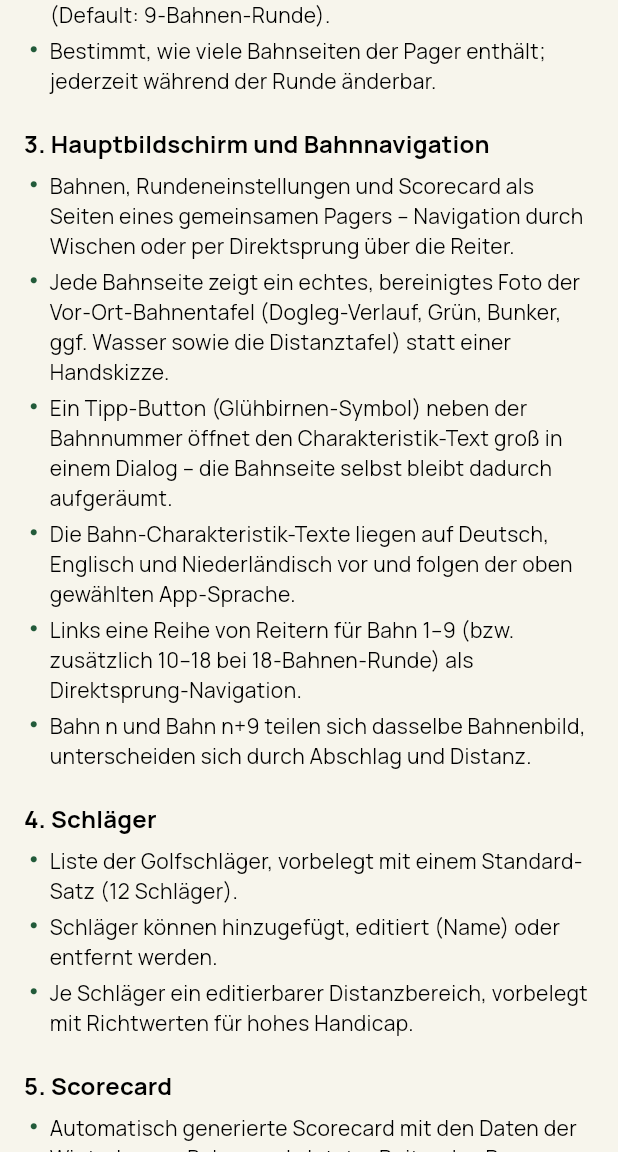
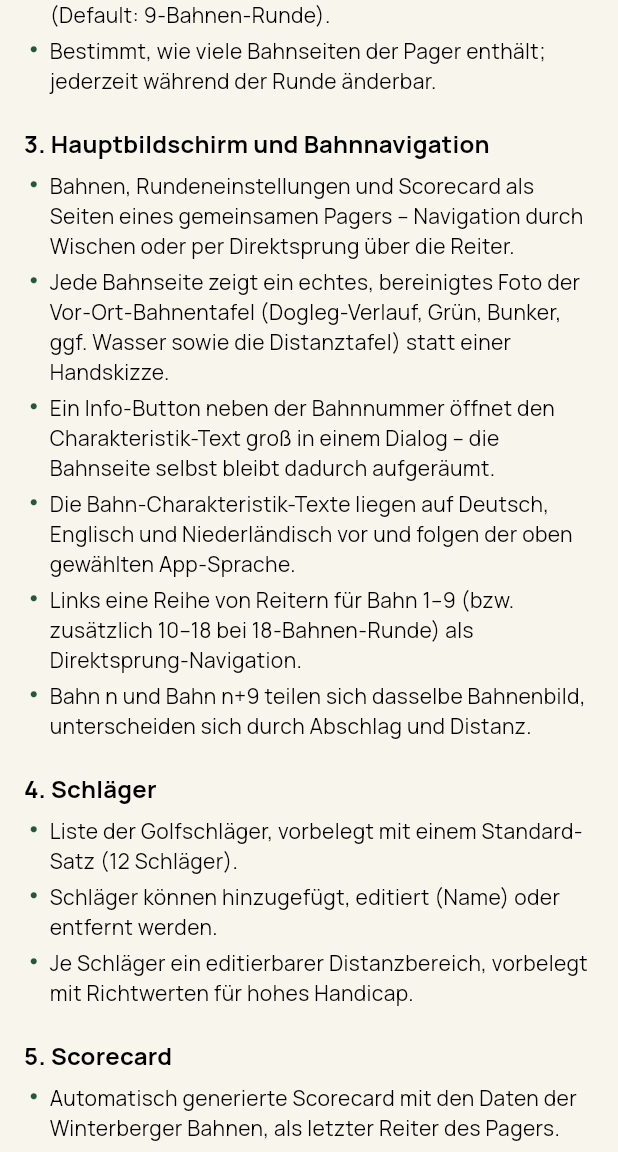
Before and after one commit to carstenroesner/gc-winterberg-birdie-book, a Flutter app: the FeatureOverviewScreen screen opened directly, scrolled down 576 dp, on a phone screen of 412 x 824 dp, the part 84-1236 px from its top. Run offline on Flutter 3.47's test engine with Material 3 defaults, Android fonts, the phone set to English and light mode, and no system bars; our stand-ins replace flutter_slidable, path_drawing, pdf, printing, shared_preferences; accounts and stored records are empty.

Commit message:
Info-Icon statt Glühbirne, weitere Bahnenbilder-Reste bereinigt
Nutzer-Feedback: Das Glühbirnen-Symbol für den Charakteristik-Text-
Button (seit 18.09.2026) wirkte optisch nicht gut. Icons.info_outline
wiederhergestellt, i18n-Text "holeInfo" auf den ursprünglichen
Wortlaut zurückgesetzt, Funktionsumfang-Text und Test angepasst.

Zusätzlich alle 9 Bahnenbilder erneut auf Original-Fototext geprüft
(Nutzerwunsch). Gefunden und bereinigt: ein lesbares "CLUBHAUS"-
Wegweiser-Label auf Bahn 1 (sauber mit App-Schrift neu gesetzt, wie
schon die Grüntiefe-Angaben) sowie ein zweites, unlesbares rotiertes
Textelement auf Bahn 9 (auf Nutzerentscheidung wegretuschiert, da
trotz mehrfacher Vergrößerung/Kontrastanpassung nicht sicher zu
entziffern). Die übrigen 7 Bilder wurden einzeln gegengeprüft, keine
weiteren Funde.

Co-Authored-By: Claude Sonnet 5 <noreply@anthropic.com>
Claude-Session: https://claude.ai/code/session_01Un7GgHuCtpYcXc16tUZcef

```diff
--- a/lib/content/feature_overview_content.dart
+++ b/lib/content/feature_overview_content.dart
@@ -43,7 +43,7 @@ const List<FeatureSection> featureOverviewSections = [
     points: [
       'Bahnen, Rundeneinstellungen und Scorecard als Seiten eines gemeinsamen Pagers – Navigation durch Wischen oder per Direktsprung über die Reiter.',
       'Jede Bahnseite zeigt ein echtes, bereinigtes Foto der Vor-Ort-Bahnentafel (Dogleg-Verlauf, Grün, Bunker, ggf. Wasser sowie die Distanztafel) statt einer Handskizze.',
-      'Ein Tipp-Button (Glühbirnen-Symbol) neben der Bahnnummer öffnet den Charakteristik-Text groß in einem Dialog – die Bahnseite selbst bleibt dadurch aufgeräumt.',
+      'Ein Info-Button neben der Bahnnummer öffnet den Charakteristik-Text groß in einem Dialog – die Bahnseite selbst bleibt dadurch aufgeräumt.',
       'Die Bahn-Charakteristik-Texte liegen auf Deutsch, Englisch und Niederländisch vor und folgen der oben gewählten App-Sprache.',
       'Links eine Reihe von Reitern für Bahn 1–9 (bzw. zusätzlich 10–18 bei 18-Bahnen-Runde) als Direktsprung-Navigation.',
       'Bahn n und Bahn n+9 teilen sich dasselbe Bahnenbild, unterscheiden sich durch Abschlag und Distanz.',
--- a/lib/services/locale_service.dart
+++ b/lib/services/locale_service.dart
@@ -82,7 +82,7 @@ const Map<String, Map<String, String>> _i18n = {
     'featureOverviewTitle': 'Funktionsumfang',
     'knownLimitations': 'Bekannte Einschränkungen',
     'close': 'Schließen',
-    'holeInfo': 'Spieltipp anzeigen',
+    'holeInfo': 'Charakteristik anzeigen',
     'yourName': 'Dein Name',
     'yourNameHint': 'Einmal eingeben – wird dir künftig vorgeschlagen',
     'weatherClear': 'Sonnig',
@@ -167,7 +167,7 @@ const Map<String, Map<String, String>> _i18n = {
     'featureOverviewTitle': 'Feature overview',
     'knownLimitations': 'Known limitations',
     'close': 'Close',
-    'holeInfo': 'Show playing tip',
+    'holeInfo': 'Show characteristics',
     'yourName': 'Your name',
     'yourNameHint': "Enter once – you'll see it prefilled next time",
     'weatherClear': 'Sunny',
@@ -251,7 +251,7 @@ const Map<String, Map<String, String>> _i18n = {
     'featureOverviewTitle': 'Functieoverzicht',
     'knownLimitations': 'Bekende beperkingen',
     'close': 'Sluiten',
-    'holeInfo': 'Speeltip tonen',
+    'holeInfo': 'Kenmerken tonen',
     'yourName': 'Jouw naam',
     'yourNameHint': 'Eén keer invoeren – wordt voortaan automatisch ingevuld',
     'weatherClear': 'Zonnig',
--- a/lib/widgets/hole_page.dart
+++ b/lib/widgets/hole_page.dart
@@ -1,13 +1,14 @@
 // Einzelne Loch-Seite im Pager: Lochnummer, Par/HCP, echtes Bahnenfoto
 // (bereinigt/hochskaliert, siehe PFLICHTENHEFT.md Abschnitt 15),
-// Herren-/Damen-Distanz-Chips sowie ein Tipp-Button (Glühbirnen-Symbol,
-// seit 18.09.2026 statt des zuvor verwendeten (i)-Info-Icons – Nutzer-
-// Feedback: es handelt sich um einen Spieltipp, kein allgemeines Info-
-// Icon, siehe PFLICHTENHEFT.md Abschnitt 18), der den Charakteristik-Text
-// groß in einem Dialog anzeigt, in der aktuell gewählten Sprache (siehe
-// Hole.textFor). 1:1-Verhalten aus buildHolePage() in js/app.js –
-// physische Lochnummer n (1..18), vordere Neun = "front"-Seite, hintere
-// Neun (n>9) = "back"-Seite derselben Bahn.
+// Herren-/Damen-Distanz-Chips sowie ein Info-Button (outline-info-Icon,
+// seit 19.09.2026 wieder statt des zwischenzeitlich verwendeten
+// Glühbirnen-Symbols – Nutzer-Feedback: die Glühbirne wirkte optisch
+// unpassend, siehe PFLICHTENHEFT.md Abschnitt 20), der den
+// Charakteristik-Text groß in einem Dialog anzeigt, in der aktuell
+// gewählten Sprache (siehe Hole.textFor). 1:1-Verhalten aus
+// buildHolePage() in js/app.js – physische Lochnummer n (1..18),
+// vordere Neun = "front"-Seite, hintere Neun (n>9) = "back"-Seite
+// derselben Bahn.
 
 import 'package:flutter/material.dart';
 import 'package:provider/provider.dart';
@@ -77,7 +78,7 @@ class HolePage extends StatelessWidget {
                                   ?.copyWith(fontWeight: FontWeight.w700),
                             ),
                             IconButton(
-                              icon: const Icon(Icons.lightbulb_outline),
+                              icon: const Icon(Icons.info_outline),
                               color: GolfPalette.inkSoft,
                               tooltip: locale.t('holeInfo'),
                               onPressed: () => _showCharacteristicDialog(
```
Also changed, not shown: assets/holes/bahn1.png, assets/holes/bahn9.png, 2 other files.
